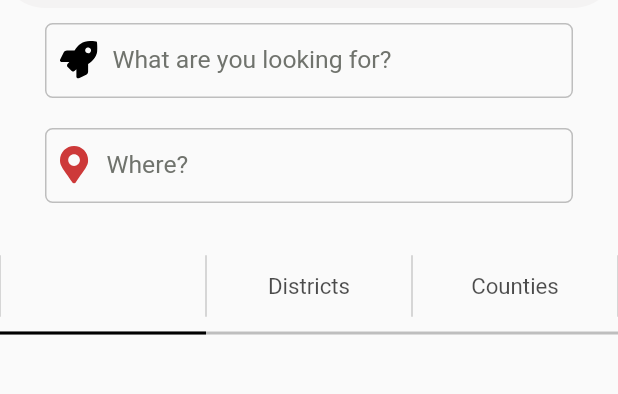
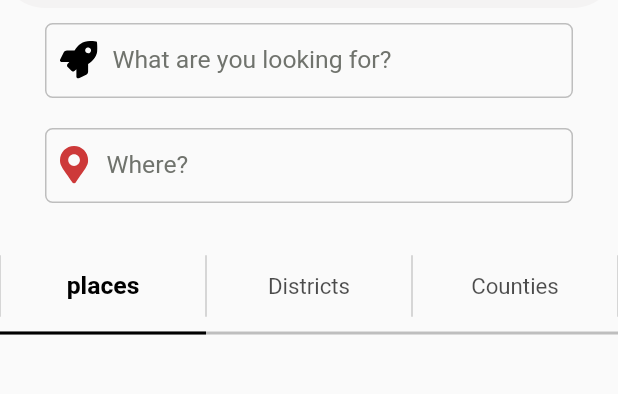
Before and after one commit to faiqkhan480/Vyp, a Flutter app: the HomeScreen screen opened directly, on a phone screen of 412 x 824 dp, the part 76-470 px from its top. Run offline on Flutter 3.47's test engine with Material 2 defaults, Android fonts, the phone set to English and light mode, and no system bars; our stand-ins replace flutter_svg, geocoding, geolocator, get, get_storage, google_maps_flutter and 4 more; missing offline and left inert: cell_calendar; accounts and stored records are empty; network calls fail.

```diff
--- a/assets/lang/en_us.json
+++ b/assets/lang/en_us.json
@@ -3,6 +3,7 @@
   "lisbon": "Lisbon",
   "what_r_u_looking_for": "What are you looking for?",
   "where": "Where?",
+  "places": "Places",
   "districts": "Districts",
   "counties": "Counties",
 
--- a/lib/screens/home/home.dart
+++ b/lib/screens/home/home.dart
@@ -23,7 +23,7 @@ import 'package:vyv/widgets/text_component.dart';
 
 class HomeScreen extends GetView<HomeController> {
   HomeScreen({Key? key}) : super(key: key);
-  final List<String> tabs = ["Portugal", "districts", "counties"];
+  final List<String> tabs = ["places", "districts", "counties"];
 
   handleClick() {
     Get.bottomSheet(
@@ -278,10 +278,10 @@ class HomeScreen extends GetView<HomeController> {
                 height: double.infinity,
                 width: double.infinity,
                 child: Text(
+                  tabs.elementAt(index).tr,
+                  // index == 0 ?
+                  // controller.selectedCountry.value.countryName ?? "" :
                   // tabs.elementAt(index).tr,
-                  index == 0 ?
-                  controller.selectedCountry.value.countryName ?? ""
-                      : tabs.elementAt(index).tr,
                   textAlign: TextAlign.center,
                 ),
               ),))
```
Also changed, not shown: lib/components/search_sheet.dart (+7 -3 lines).
